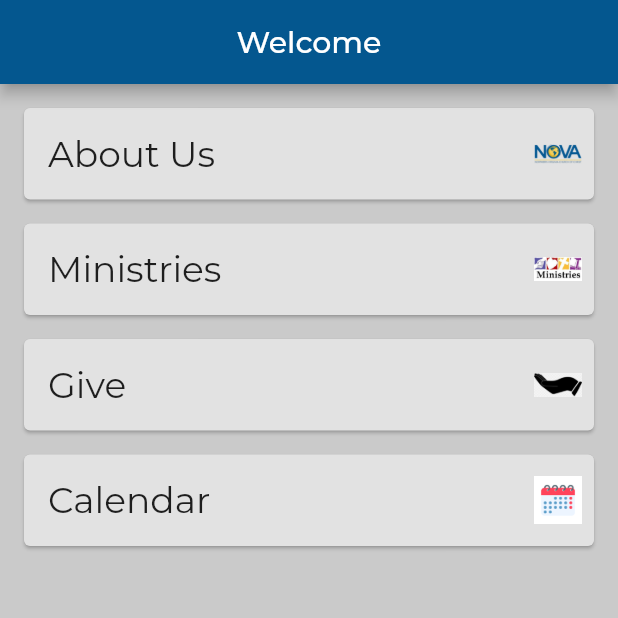
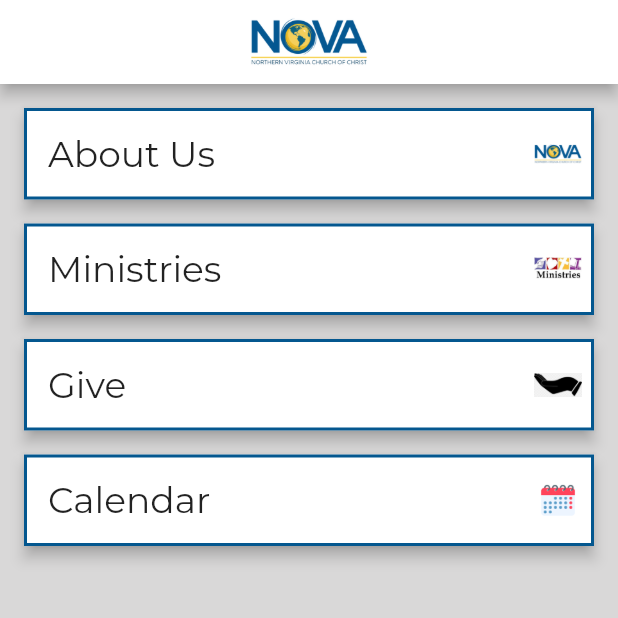
Before and after one commit to skeptickal/NVCOCApp, a Flutter app: the screen it shows after launch, on a phone screen of 412 x 824 dp, the top half of it. Run offline on Flutter 3.47's test engine with Material 2 defaults, Android fonts, the phone set to English and light mode, and no system bars; our stand-ins replace google_fonts.

Commit message:
added custom appbar and cards

```diff
--- a/nvcoc_app/lib/pages/about.dart
+++ b/nvcoc_app/lib/pages/about.dart
@@ -1,6 +1,7 @@
 // ignore_for_file: prefer_const_constructors
 
 import 'package:flutter/material.dart';
+import 'package:nvcoc_app/pages/nova_appbar.dart';
 
 class AboutScreen extends StatefulWidget {
   const AboutScreen({super.key});
@@ -13,8 +14,8 @@ class _AboutScreenState extends State<AboutScreen> {
   @override
   Widget build(BuildContext context) {
     return Scaffold(
-
-      appBar: AppBar(title: Text('about us'),),
+      backgroundColor: Color.fromARGB(255, 217, 216, 216),
+      appBar: NovaAppBar(),
     );
   }
 }
--- a/nvcoc_app/lib/pages/home.dart
+++ b/nvcoc_app/lib/pages/home.dart
@@ -1,7 +1,7 @@
 import 'package:flutter/material.dart';
-import 'package:google_fonts/google_fonts.dart';
 import 'novapages.dart';
 import 'novacard.dart';
+import 'nova_appbar.dart';
 
 class HomeScreen extends StatefulWidget {
   const HomeScreen({super.key});
@@ -11,28 +11,19 @@ class HomeScreen extends StatefulWidget {
 }
 
 class _HomeScreenState extends State<HomeScreen> {
-
-List<NovaScreen> screens = [
-  NovaScreen(pic: 'novalogo.png', pagename: 'About Us', pagenav: '/about'),
-  NovaScreen(pic: 'ministries.jpeg', pagename: 'Ministries', pagenav: '/ministries'),
-  NovaScreen(pic: 'give.png', pagename: 'Give', pagenav: '/give'),
-  NovaScreen(pic: 'calendar.png', pagename: 'Calendar', pagenav: '/calendar'),
-
-];
-
+  List<NovaScreen> screens = [
+    NovaScreen(pic: 'novalogo.png', pagename: 'About Us', pagenav: '/about'),
+    NovaScreen(
+        pic: 'ministries.jpeg', pagename: 'Ministries', pagenav: '/ministries'),
+    NovaScreen(pic: 'give.png', pagename: 'Give', pagenav: '/give'),
+    NovaScreen(pic: 'calendar.png', pagename: 'Calendar', pagenav: '/calendar'),
+  ];
 
   @override
   Widget build(BuildContext context) {
     return Scaffold(
-      backgroundColor: Color.fromARGB(255, 202, 202, 202),
-      appBar: AppBar(
-        backgroundColor: const Color(0xFF04578f),
-        title: Text(
-          'Welcome',
-          style: GoogleFonts.montserrat(fontSize: 20.0),
-        ),
-        centerTitle: true,
-      ),
+      backgroundColor: Color.fromARGB(255, 217, 216, 216),
+      appBar: NovaAppBar(),
       body: SingleChildScrollView(
         child: Column(
           crossAxisAlignment: CrossAxisAlignment.stretch,
--- /dev/null
+++ b/nvcoc_app/lib/pages/nova_appbar.dart
@@ -0,0 +1,28 @@
+import 'package:flutter/material.dart';
+
+class NovaAppBar extends StatelessWidget implements PreferredSizeWidget {
+  const NovaAppBar({
+    super.key,
+  });
+
+  @override
+  Widget build(BuildContext context) {
+    return GestureDetector(
+      onTap: () {
+        Navigator.pushReplacementNamed(context, '/');
+      },
+      child: AppBar(
+        backgroundColor: const Color.fromARGB(255, 255, 255, 255),
+        title: Image.asset(
+          'assets/novalogo.png',
+          width: 80,
+          height: 80,
+        ),
+        centerTitle: true,
+      ),
+    );
+  }
+
+  @override
+  Size get preferredSize => const Size.fromHeight(kToolbarHeight);
+}
--- a/nvcoc_app/lib/pages/novacard.dart
+++ b/nvcoc_app/lib/pages/novacard.dart
@@ -3,16 +3,22 @@ import 'package:google_fonts/google_fonts.dart';
 import 'novapages.dart';
 
 class NovaTemplate extends StatelessWidget {
-
-    final NovaScreen screen;
-    const NovaTemplate({super.key, required this.screen});
+  final NovaScreen screen;
+  const NovaTemplate({super.key, required this.screen});
 
   @override
   Widget build(BuildContext context) {
     return GestureDetector(
-      onTap:() => Navigator.pushNamed(context, screen.pagenav),
+      onTap: () => Navigator.pushNamed(context, screen.pagenav),
       child: Card(
-        color: Color.fromARGB(255, 226, 226, 226),
+        elevation: 4.0,
+        shape: RoundedRectangleBorder(
+          side: BorderSide(
+            color: Color(0xFF04578F),
+            width: 2.0,
+          ),
+        ),
+        color: Color.fromARGB(255, 255, 255, 255),
         margin: const EdgeInsets.fromLTRB(16.0, 16.0, 16.0, 0.0),
         child: Row(
           mainAxisAlignment: MainAxisAlignment.spaceBetween,
@@ -25,15 +31,13 @@ class NovaTemplate extends StatelessWidget {
               ),
             ),
             IconButton(
-              onPressed: () {
-              },
+              onPressed: () {},
               icon: Image.asset(
                 'assets/${screen.pic}',
                 width: 70.0,
                 height: 70.0,
               ),
-              ),
-
+            ),
           ],
         ),
       ),
```
Also changed, not shown: nvcoc_app/lib/pages/calendar.dart (+4 -3 lines), nvcoc_app/lib/pages/give.dart (+4 -3 lines), nvcoc_app/lib/pages/ministries.dart (+4 -3 lines).
